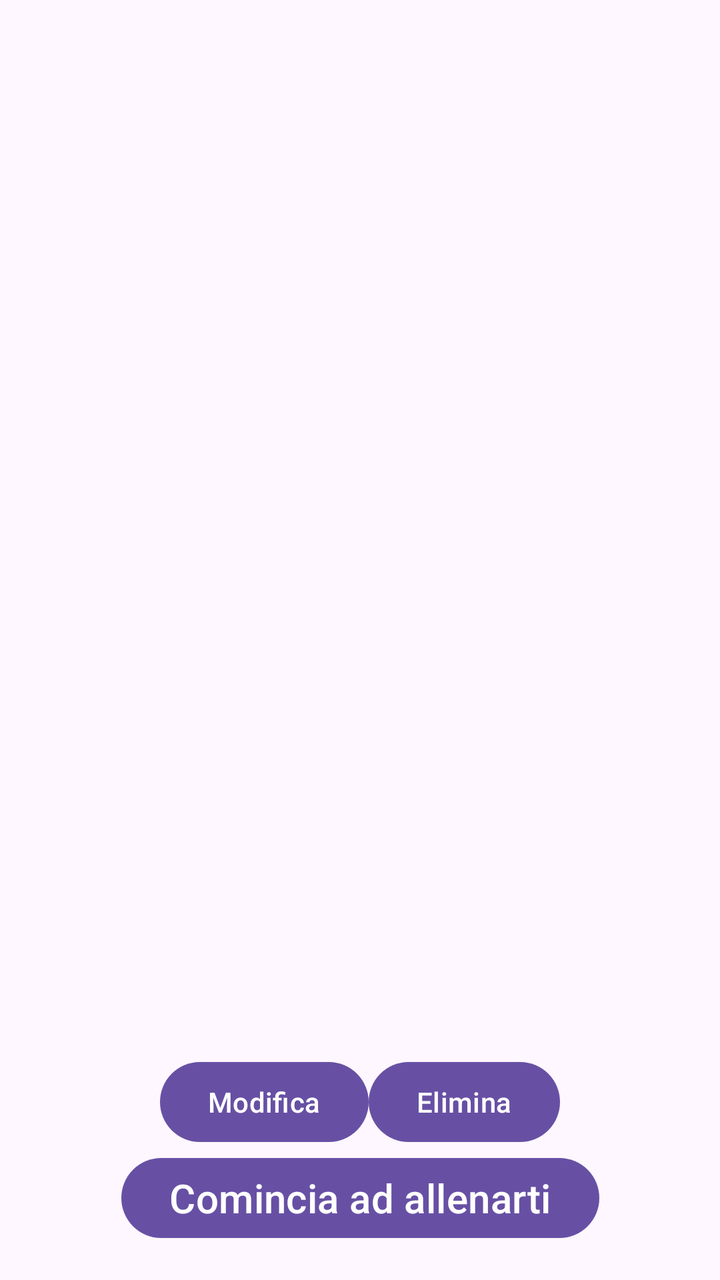
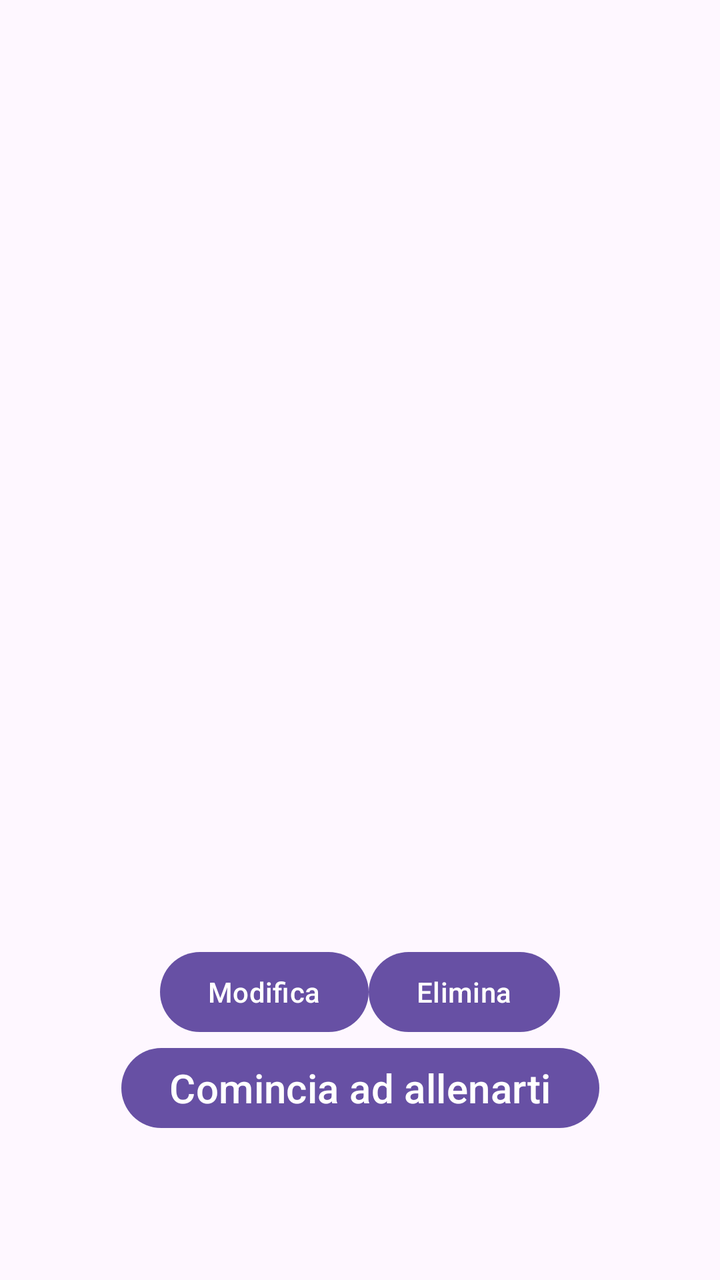

Before-and-after screenshots of an Android layout around one commit, followed by the original layout XML and the change that was made.
<!-- AndroidManifest.xml: application theme Theme.Progetto_Rosso_Iacopo -->
<!-- res/layout/fragment_routine_detail.xml -->
<?xml version="1.0" encoding="utf-8"?>

<layout xmlns:android="http://schemas.android.com/apk/res/android"
    xmlns:app="http://schemas.android.com/apk/res-auto"
    xmlns:tools="http://schemas.android.com/tools">
    <data>
        <variable
            name="viewModel"
            type="com.example.progetto_rosso_iacopo.ui.workout.RoutineDetailViewModel" />
    </data>
    <androidx.constraintlayout.widget.ConstraintLayout
        android:layout_width="match_parent"
        android:layout_height="match_parent">

        <TextView
            android:id="@+id/routineDetailTitle"
            android:layout_width="match_parent"
            android:layout_height="wrap_content"
            android:layout_marginHorizontal="10dp"
            android:layout_marginStart="8dp"
            android:layout_marginTop="8dp"
            android:layout_marginEnd="8dp"
            android:text="@{viewModel.title}"
            android:textAlignment="center"
            android:textSize="24sp"
            android:textStyle="bold"
            app:layout_constraintTop_toTopOf="parent"
            tools:layout_editor_absoluteX="177dp" />

        <androidx.recyclerview.widget.RecyclerView
            android:id="@+id/rvDetail"
            android:layout_width="match_parent"
            android:layout_height="0dp"
            android:layout_marginHorizontal="12dp"
            android:layout_marginTop="12dp"
            app:layoutManager="androidx.recyclerview.widget.LinearLayoutManager"
            app:layout_constraintBottom_toTopOf="@id/llButtons"
            app:layout_constraintEnd_toEndOf="parent"
            app:layout_constraintStart_toStartOf="parent"
            app:layout_constraintTop_toBottomOf="@id/routineDetailTitle"
            tools:listitem="@android:layout/simple_list_item_2">

        </androidx.recyclerview.widget.RecyclerView>

        <LinearLayout
            android:id="@+id/llButtons"
            android:layout_width="match_parent"
            android:layout_height="wrap_content"
            android:gravity="center"
            android:orientation="horizontal"
            android:textAlignment="center"
            app:layout_constraintBottom_toTopOf="@id/btn_start_workout"
            app:layout_constraintEnd_toEndOf="parent"
            app:layout_constraintStart_toStartOf="parent"
            app:layout_constraintTop_toBottomOf="@id/rvDetail">

            <Button
                android:id="@+id/btnEdit"
                android:layout_width="wrap_content"
                android:layout_height="wrap_content"
                android:text="Modifica" />

            <Button
                android:id="@+id/btnDelete"
                android:layout_width="wrap_content"
                android:layout_height="wrap_content"
                android:text="Elimina" />
        </LinearLayout>

        <Button
            android:id="@+id/btn_start_workout"
            android:layout_width="wrap_content"
            android:layout_height="wrap_content"
            android:text="Comincia ad allenarti"
            android:textSize="20sp"
            app:layout_constraintBottom_toBottomOf="parent"
            app:layout_constraintEnd_toEndOf="parent"
            app:layout_constraintStart_toStartOf="parent"
            app:layout_constraintTop_toBottomOf="@id/rvDetail"
            app:layout_constraintVertical_bias="0.74" />

    </androidx.constraintlayout.widget.ConstraintLayout>

</layout>
<!-- resources referenced by this layout -->
<resources>
  <style name="Theme.Progetto_Rosso_Iacopo" parent="Theme.Material3.Light.NoActionBar" />
</resources>

<!-- the commit's change to res/layout/fragment_routine_detail.xml (unified diff, before → after) -->
@@ -71,13 +71,13 @@
             android:id="@+id/btn_start_workout"
             android:layout_width="wrap_content"
             android:layout_height="wrap_content"
+            android:layout_marginBottom="24dp"
             android:text="Comincia ad allenarti"
             android:textSize="20sp"
             app:layout_constraintBottom_toBottomOf="parent"
             app:layout_constraintEnd_toEndOf="parent"
             app:layout_constraintStart_toStartOf="parent"
-            app:layout_constraintTop_toBottomOf="@id/rvDetail"
-            app:layout_constraintVertical_bias="0.74" />
+            app:layout_constraintTop_toBottomOf="@id/rvDetail" />
 
     </androidx.constraintlayout.widget.ConstraintLayout>
 
